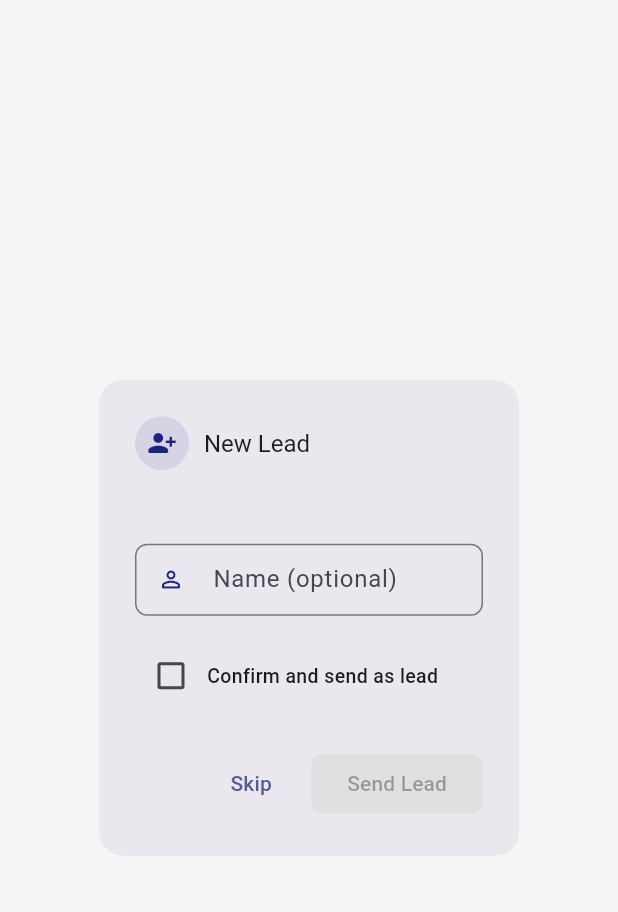
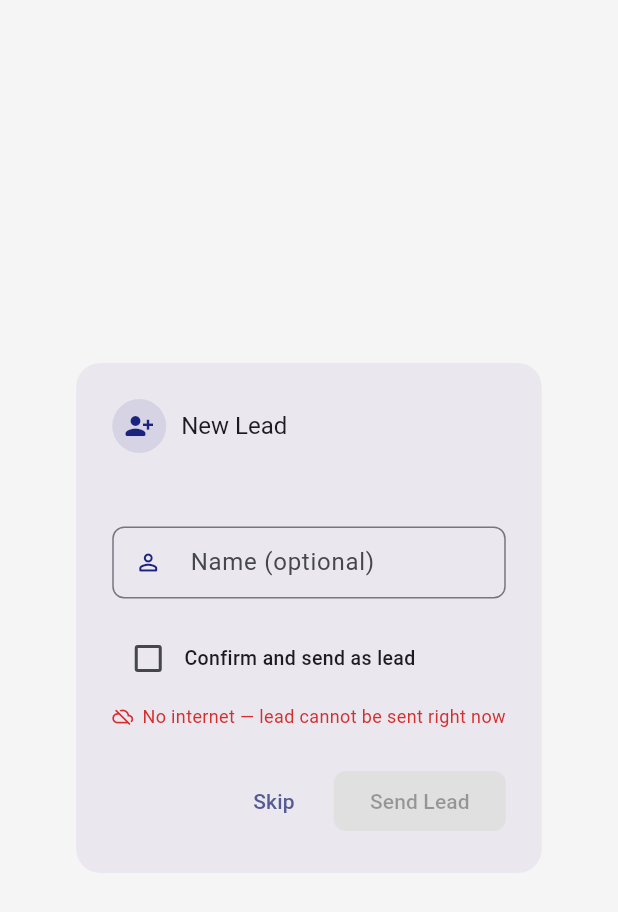
Before and after one commit to manasitelavane/LeadMantra, a Flutter app: the LeadConfirmDialog widget shown alone on an empty page, opened directly with empty values, on a phone screen of 412 x 824 dp. Shown: the top 912 px of the screen. Run offline on Flutter 3.47's test engine with Material 3 defaults, Android fonts, the light colour scheme and no system bars; our stand-ins replace permission_handler, shared_preferences, webview_flutter; missing offline and left inert: call_log; accounts and stored records are empty.

Commit message:
Feat: added internet connectivity check when pop up apper . if not internet can't create lead

```diff
--- a/lib/widgets/lead_confirm_dialog.dart
+++ b/lib/widgets/lead_confirm_dialog.dart
@@ -6,10 +6,12 @@ class LeadConfirmDialog extends StatefulWidget {
     super.key,
     required this.name,
     required this.phone,
+    required this.hasInternet,
   });
 
   final String name;
   final String phone;
+  final bool   hasInternet;
 
   @override
   State<LeadConfirmDialog> createState() => _LeadConfirmDialogState();
@@ -131,6 +133,21 @@ class _LeadConfirmDialogState extends State<LeadConfirmDialog> {
               ],
             ),
           ),
+          if (!widget.hasInternet) ...[
+            const SizedBox(height: 6),
+            Row(
+              children: [
+                Icon(Icons.cloud_off_rounded,
+                    size: 14, color: Colors.red.shade700),
+                const SizedBox(width: 6),
+                Text(
+                  'No internet — lead cannot be sent right now',
+                  style: TextStyle(
+                      fontSize: 12, color: Colors.red.shade700),
+                ),
+              ],
+            ),
+          ],
         ],
       ),
       actions: [
@@ -146,7 +163,7 @@ class _LeadConfirmDialogState extends State<LeadConfirmDialog> {
             shape: RoundedRectangleBorder(
                 borderRadius: BorderRadius.circular(8)),
           ),
-          onPressed: _checked
+          onPressed: (_checked && widget.hasInternet)
               ? () => Navigator.pop(context, (true, _resolvedName))
               : null,
           child: const Text('Send Lead'),
```
Also changed, not shown: lib/core/connectivity_util.dart (added, +17 -0 lines), lib/services/lead_sync_service.dart (+21 -1 lines).
